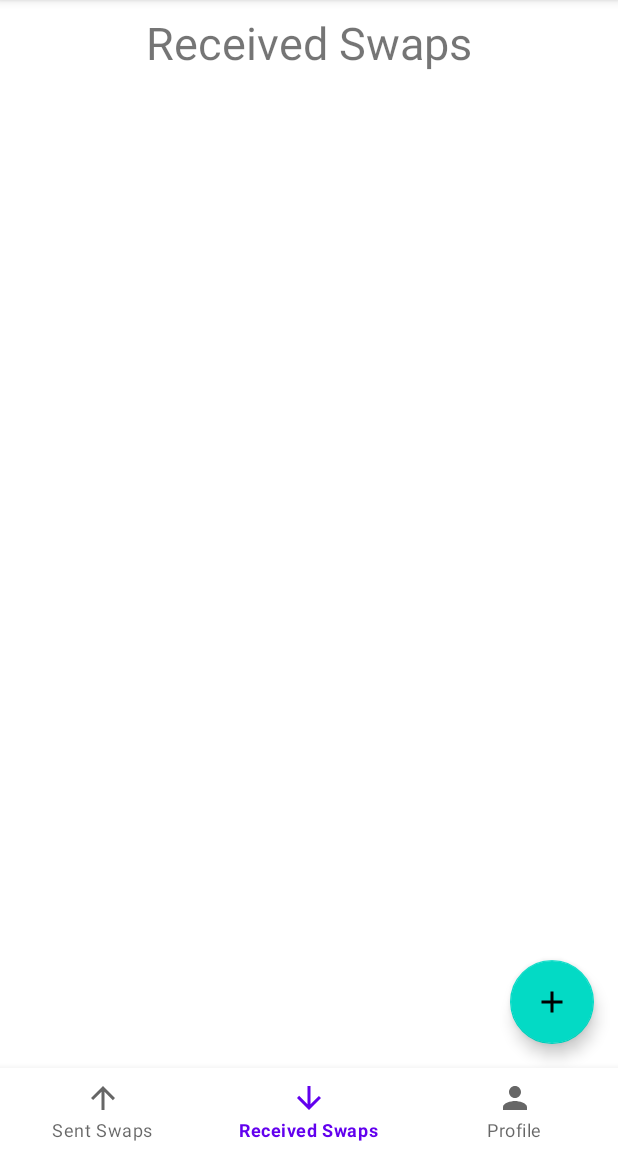
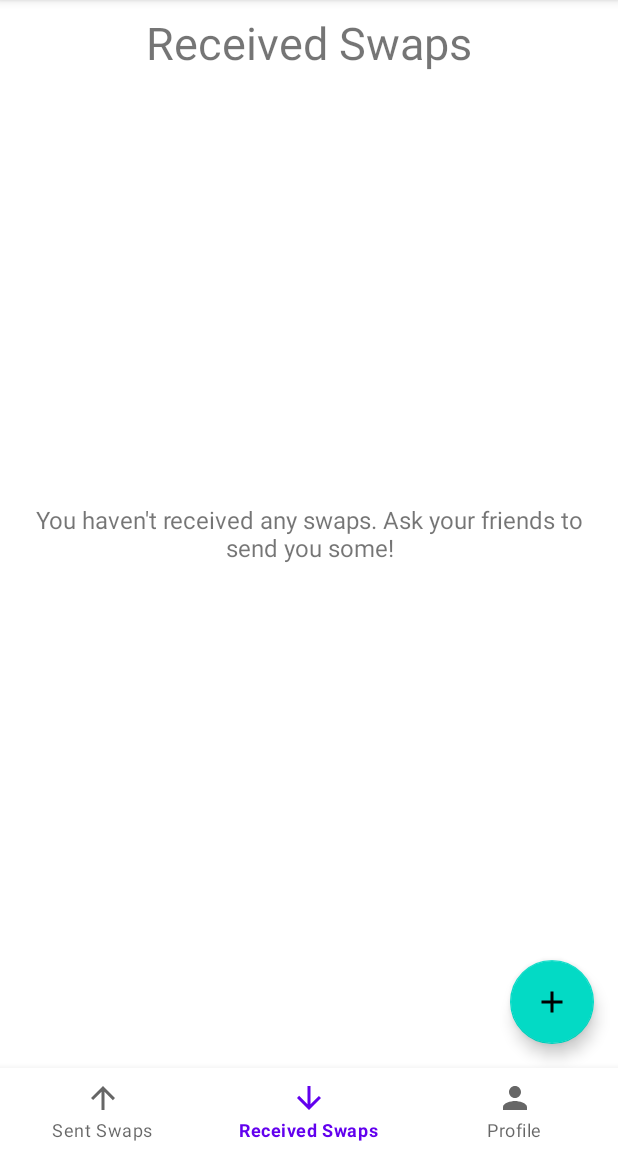
Before and after one commit to malikendsley/QuipSwap, an Android app: the screen it shows after launch (MainActivity), item 2 of the bottom bar chosen, on a phone screen of 412 x 824 dp, the part 84-1236 px from its top. Run offline under Robolectric (Android 15) with nearby library versions, the phone set to English and light mode, and no system bars; our stand-ins replace Firebase (no records; nobody signed in at launch, a user with empty details on screens opened directly).

Commit message:
Cleaning, Flavor text, nullity work

```diff
--- a/app/src/main/java/com/malikendsley/firebaseutils/schema/Quip.java
+++ b/app/src/main/java/com/malikendsley/firebaseutils/schema/Quip.java
@@ -1,4 +1,6 @@
 package com.malikendsley.firebaseutils.schema;
+
+import androidx.annotation.NonNull;
 
 import com.google.firebase.database.Exclude;
 @SuppressWarnings("unused")
@@ -69,6 +71,7 @@ public class Quip {
         this.localURI = localURI;
     }
 
+    @NonNull
     public String toString() {
         return ("Quip owned by " + ownerUID + " created on " + timestamp);
     }
--- a/app/src/main/java/com/malikendsley/firebaseutils/schema/SharedQuip.java
+++ b/app/src/main/java/com/malikendsley/firebaseutils/schema/SharedQuip.java
@@ -1,4 +1,6 @@
 package com.malikendsley.firebaseutils.schema;
+
+import androidx.annotation.NonNull;
 
 import com.google.firebase.database.PropertyName;
 
@@ -33,7 +35,8 @@ public class SharedQuip {
         this.URI = URI;
     }
 
-    public String toString(){
+    @NonNull
+    public String toString() {
         return Sender + " " + Recipient + " " + URI;
     }
 }
--- a/app/src/main/java/com/malikendsley/quipswap/navfragments/ReceivedFragment.java
+++ b/app/src/main/java/com/malikendsley/quipswap/navfragments/ReceivedFragment.java
@@ -7,6 +7,7 @@ import android.util.Log;
 import android.view.LayoutInflater;
 import android.view.View;
 import android.view.ViewGroup;
+import android.widget.TextView;
 
 import androidx.annotation.NonNull;
 import androidx.annotation.Nullable;
@@ -31,6 +32,7 @@ public class ReceivedFragment extends Fragment {
     FirebaseHandler mdb;
     DatabaseReference mDatabase;
 
+    TextView noReceivedText;
     RecyclerView receivedRecycler;
     SharedQuipAdapter sharedQuipAdapter;
 
@@ -48,6 +50,9 @@ public class ReceivedFragment extends Fragment {
 
         mDatabase = FirebaseDatabase.getInstance().getReference();
         mdb = new FirebaseHandler(mDatabase);
+
+        //flavor
+        noReceivedText = requireActivity().findViewById(R.id.noReceivedSwapsText);
 
         //received recycler setup
         receivedRecycler = requireActivity().findViewById(R.id.receivedSwapsRecycler);
@@ -71,7 +76,12 @@ public class ReceivedFragment extends Fragment {
                 sharedQuipList.clear();
                 sharedQuipList.addAll(quips);
                 //notify
-                sharedQuipAdapter.notifyDataSetChanged();
+                if(!sharedQuipList.isEmpty()){
+                    sharedQuipAdapter.notifyDataSetChanged();
+                    noReceivedText.setVisibility(View.GONE);
+                } else {
+                    noReceivedText.setVisibility(View.VISIBLE);
+                }
                 //TODO: speed this up, discovering how to "realtime" this would improve every adapter in the app
             }
 
--- a/app/src/main/java/com/malikendsley/quipswap/navfragments/SentFragment.java
+++ b/app/src/main/java/com/malikendsley/quipswap/navfragments/SentFragment.java
@@ -7,6 +7,7 @@ import android.util.Log;
 import android.view.LayoutInflater;
 import android.view.View;
 import android.view.ViewGroup;
+import android.widget.TextView;
 
 import androidx.annotation.NonNull;
 import androidx.annotation.Nullable;
@@ -31,6 +32,7 @@ public class SentFragment extends Fragment {
     FirebaseHandler mdb;
     DatabaseReference mDatabase;
 
+    TextView noSentText;
     RecyclerView sentRecycler;
     SharedQuipAdapter sharedQuipAdapter;
 
@@ -48,6 +50,9 @@ public class SentFragment extends Fragment {
 
         mDatabase = FirebaseDatabase.getInstance().getReference();
         mdb = new FirebaseHandler(mDatabase);
+
+        //flavor
+        noSentText = requireActivity().findViewById(R.id.noSentSwapsText);
 
         //sent recycler setup
         sentRecycler = requireActivity().findViewById(R.id.sentSwapsRecycler);
@@ -71,7 +76,12 @@ public class SentFragment extends Fragment {
                 sharedQuipList.clear();
                 sharedQuipList.addAll(quips);
                 //notify
-                sharedQuipAdapter.notifyDataSetChanged();
+                if(!sharedQuipList.isEmpty()){
+                    sharedQuipAdapter.notifyDataSetChanged();
+                    noSentText.setVisibility(View.GONE);
+                } else {
+                    noSentText.setVisibility(View.VISIBLE);
+                }
             }
 
             @Override
--- a/app/src/main/res/layout/fragment_received.xml
+++ b/app/src/main/res/layout/fragment_received.xml
@@ -8,9 +8,20 @@
         android:layout_width="wrap_content"
         android:layout_height="wrap_content"
         android:layout_centerHorizontal="true"
+        android:layout_margin="8dp"
         android:text="Received Swaps"
-        android:layout_margin="8dp"
         android:textSize="30sp" />
+
+    <TextView
+        android:id="@+id/noReceivedSwapsText"
+        android:layout_width="match_parent"
+        android:layout_height="wrap_content"
+        android:layout_centerInParent="true"
+        android:layout_margin="16dp"
+        android:gravity="center"
+        android:text="You haven't received any swaps. Ask your friends to send you some!"
+        android:textSize="16sp"
+        android:visibility="visible" />
 
     <androidx.recyclerview.widget.RecyclerView
         android:id="@+id/receivedSwapsRecycler"
```
Also changed, not shown: app/src/main/java/com/malikendsley/fingerpainting/PaintView.java (+14 -15 lines), app/src/main/java/com/malikendsley/firebaseutils/schema/Friendship.java (+4 -12 lines), app/src/main/java/com/malikendsley/firebaseutils/schema/User.java (+12 -19 lines), app/src/main/java/com/malikendsley/quipswap/navfragments/ProfileFragment.java (+11 -3 lines), app/src/main/res/layout/fragment_sent.xml (+12 -0 lines).
